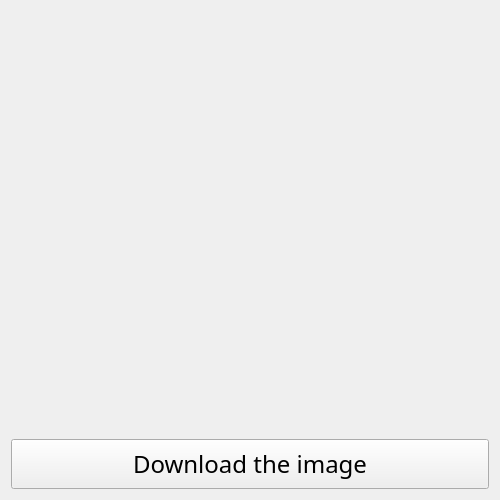
The window that gui/templates/relighting.ui (RiccardoMarostica/RTI-Thesis) describes before a commit, drawn with Qt 5.
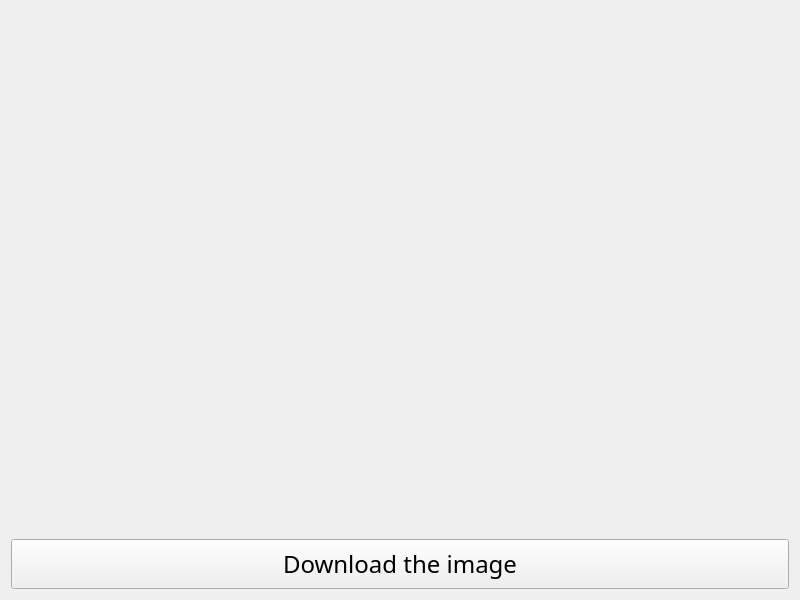
The same window after the commit.

Commit message: Almost completed relighting, problem in YUV scale

Patch:
```diff
--- a/gui/templates/relighting.ui
+++ b/gui/templates/relighting.ui
@@ -12,8 +12,8 @@
    <rect>
     <x>0</x>
     <y>0</y>
-    <width>500</width>
-    <height>500</height>
+    <width>800</width>
+    <height>600</height>
    </rect>
   </property>
   <property name="minimumSize">
@@ -34,8 +34,8 @@
   <property name="Description" stdset="0">
    <string/>
   </property>
-  <layout class="QVBoxLayout" name="verticalLayout">
-   <item>
+  <layout class="QGridLayout" name="gridLayout">
+   <item row="0" column="0">
     <layout class="QVBoxLayout" name="vBoxLayout">
      <property name="sizeConstraint">
       <enum>QLayout::SetMaximumSize</enum>
```
The commit also changes 11 other files.
